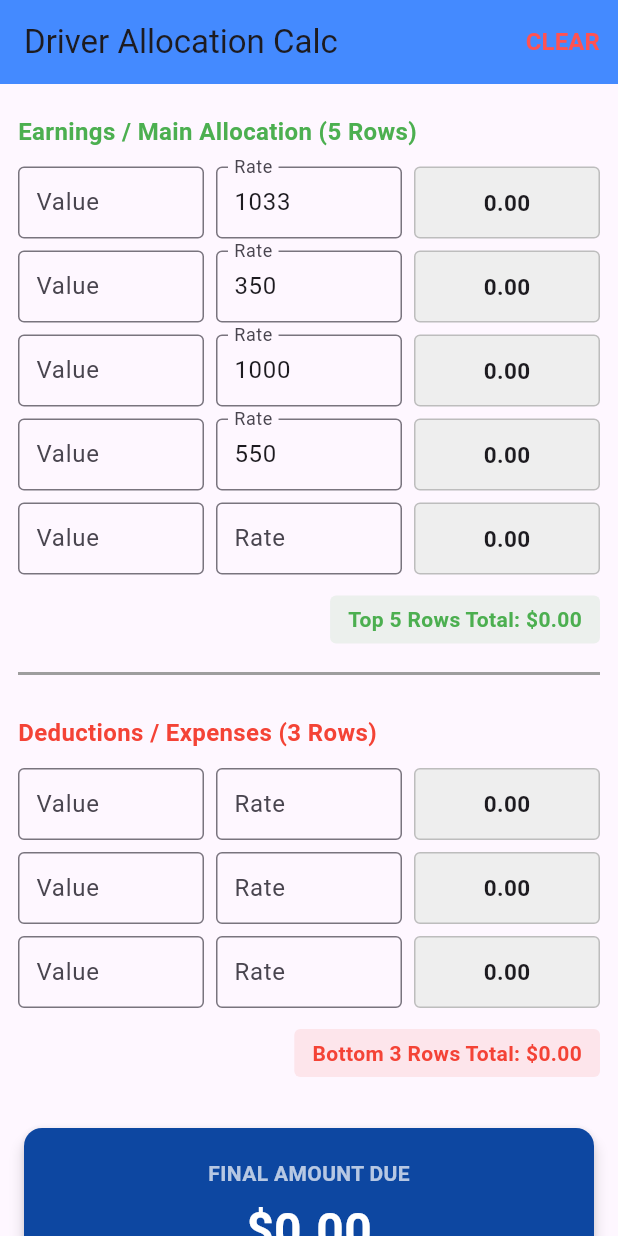
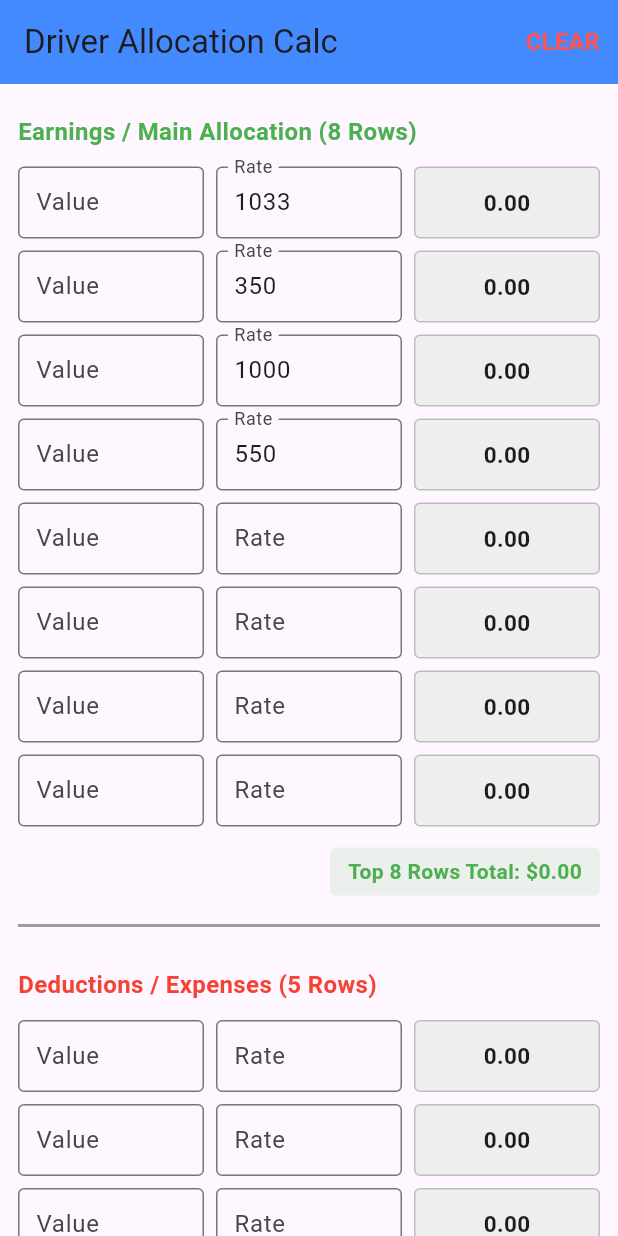
Before and after one commit to leon2119/driver-calc-app, a Flutter app: the screen it shows after launch, on a phone screen of 412 x 824 dp. Run offline on Flutter 3.47's test engine with Material 3 defaults, Android fonts, the phone set to English and light mode, and no system bars.

Commit message:
Restore 8 top rows and 5 bottom rows grid structure

```diff
--- a/lib/main.dart
+++ b/lib/main.dart
@@ -25,16 +25,20 @@
 }
 
 class _CalculationScreenState extends State<CalculationScreen> {
-  // Configured back to your original 5 Top Rows and 3 Bottom Rows layout
+  // Expanded layout to 8 Rows with pre-set permanent rates from your profile
   late final List<RowData> _topRows = [
     RowData(rate: 1033.0),
     RowData(rate: 350.0),
     RowData(rate: 1000.0),
     RowData(rate: 550.0),
     RowData(), // 5th row
+    RowData(), // 6th row
+    RowData(), // 7th row
+    RowData(), // 8th row
   ];
 
-  late final List<RowData> _bottomRows = List.generate(3, (_) => RowData());
+  // Expanded layout to 5 Rows for Deductions
+  late final List<RowData> _bottomRows = List.generate(5, (_) => RowData());
 
   double get _topTotal => _topRows.fold(0, (sum, row) => sum + row.result);
   double get _bottomTotal => _bottomRows.fold(0, (sum, row) => sum + row.result);
@@ -43,19 +47,19 @@
   // Clear function that leaves the first 4 default rates intact
   void _clearInputs() {
     setState(() {
-      // Clear top rows
+      // Clear all 8 top rows
       for (int i = 0; i < _topRows.length; i++) {
         _topRows[i].valueController.clear();
         _topRows[i].value = 0.0;
 
-        // Skip clearing the rate if it's one of the first 4 permanent fields
+        // Only clear the rate field if it is NOT one of the first 4 permanent rates
         if (i >= 4) {
           _topRows[i].rateController.clear();
           _topRows[i].rate = 0.0;
         }
       }
 
-      // Clear all bottom deduction rows completely
+      // Clear all 5 bottom deduction rows completely
       for (var row in _bottomRows) {
         row.valueController.clear();
         row.rateController.clear();
@@ -82,7 +86,6 @@
       appBar: AppBar(
         title: const Text('Driver Allocation Calc'),
         backgroundColor: Colors.blueAccent,
-        // Added the Red Clear button actions array at the top right corner
         actions: [
           TextButton(
             onPressed: _clearInputs,
@@ -102,17 +105,17 @@
         child: Column(
           crossAxisAlignment: CrossAxisAlignment.stretch,
           children: [
-            _buildSectionHeader("Earnings / Main Allocation (5 Rows)", Colors.green),
-            ...List.generate(5, (index) => _buildCalculationRow(_topRows[index])),
+            _buildSectionHeader("Earnings / Main Allocation (8 Rows)", Colors.green),
+            ...List.generate(8, (index) => _buildCalculationRow(_topRows[index])),
             const SizedBox(height: 10),
-            _buildTotalBadge("Top 5 Rows Total:", _topTotal, Colors.green),
+            _buildTotalBadge("Top 8 Rows Total:", _topTotal, Colors.green),
 
             const Divider(height: 40, thickness: 2, color: Colors.grey),
 
-            _buildSectionHeader("Deductions / Expenses (3 Rows)", Colors.red),
-            ...List.generate(3, (index) => _buildCalculationRow(_bottomRows[index])),
+            _buildSectionHeader("Deductions / Expenses (5 Rows)", Colors.red),
+            ...List.generate(5, (index) => _buildCalculationRow(_bottomRows[index])),
             const SizedBox(height: 10),
-            _buildTotalBadge("Bottom 3 Rows Total:", _bottomTotal, Colors.red),
+            _buildTotalBadge("Bottom 5 Rows Total:", _bottomTotal, Colors.red),
 
             const SizedBox(height: 30),
 
```
